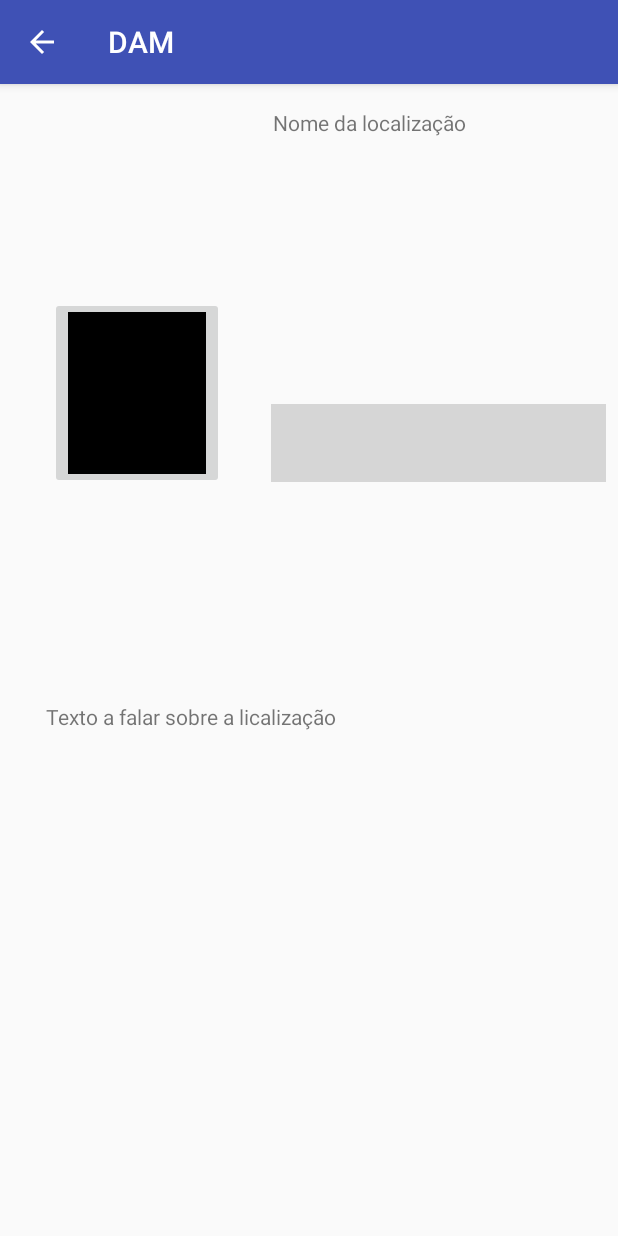
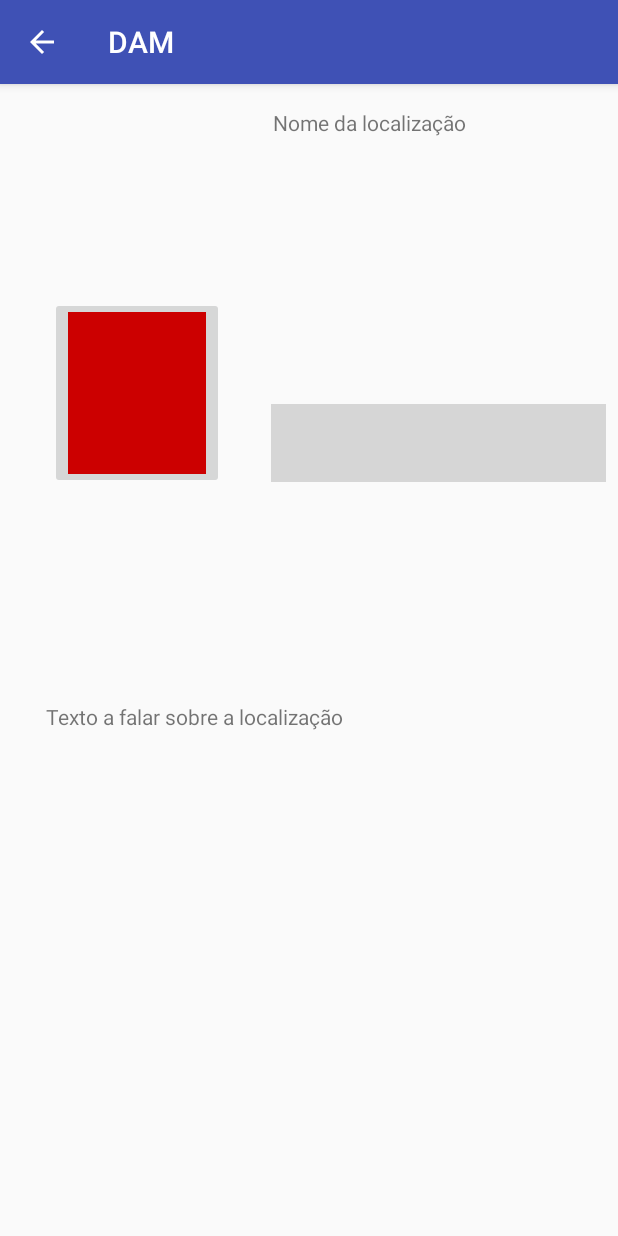
Before and after one commit to bmfcc/DAAM, an Android app: the HomeActivity2 screen opened directly, with no data from a screen before it, on a phone screen of 412 x 824 dp. Run offline under Robolectric (Android 15) with nearby library versions, the phone set to English and light mode, and no system bars; grey boxes are pictures that could not be loaded.

Commit message:
New branch

```diff
--- a/app/src/main/res/layout/activity_home2.xml
+++ b/app/src/main/res/layout/activity_home2.xml
@@ -12,7 +12,7 @@
         android:layout_marginBottom="8dp"
         android:layout_marginEnd="8dp"
         android:layout_marginStart="8dp"
-        android:text="Texto a falar sobre a licalização"
+        android:text="Texto a falar sobre a localização"
         app:layout_constraintBottom_toBottomOf="parent"
         app:layout_constraintEnd_toEndOf="parent"
         app:layout_constraintStart_toStartOf="parent" />
@@ -50,5 +50,5 @@
         app:layout_constraintEnd_toStartOf="@+id/textView3"
         app:layout_constraintStart_toStartOf="parent"
         app:layout_constraintTop_toTopOf="parent"
-        app:srcCompat="@android:color/black" />
+        app:srcCompat="@android:color/holo_red_dark" />
 </android.support.constraint.ConstraintLayout>
```
